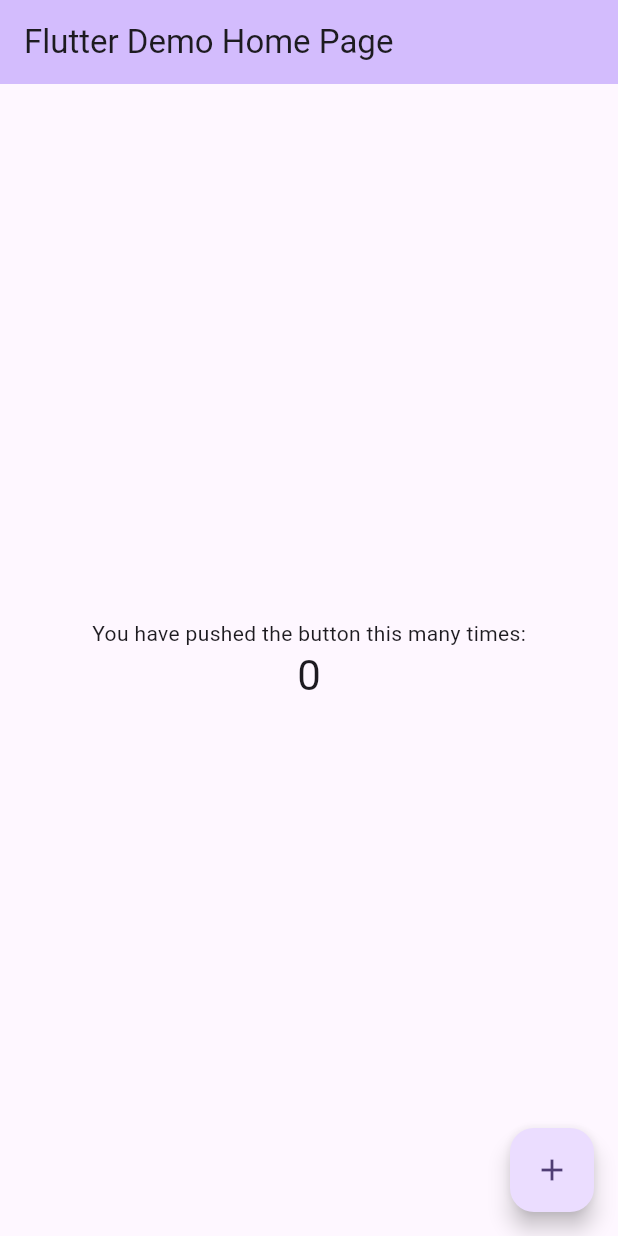
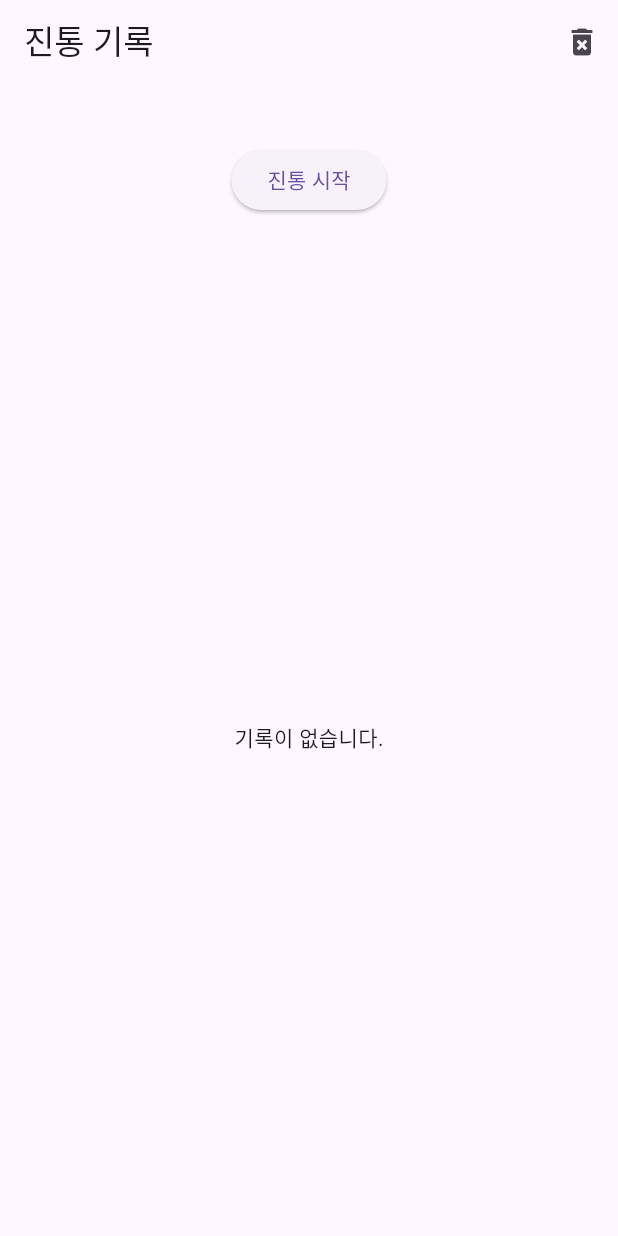
Before and after one commit to somarok/babyComeToMe, a Flutter app: the screen it shows after launch, on a phone screen of 412 x 824 dp. Run offline on Flutter 3.47's test engine with Material 3 defaults, Android fonts, the phone set to English and light mode, and no system bars; our stand-ins replace flutter_riverpod.

Commit message:
feat: 패키지명 변경, 진통 기록 타이머 구현 - 진통 시간, 휴식 시간, 총 소요 시간 표시 -

```diff
--- /dev/null
+++ b/lib/domain/entities/contraction_session.dart
@@ -0,0 +1,31 @@
+// lib/domain/entities/contraction_session.dart
+
+class ContractionSession {
+  final DateTime contractionStart;
+  final DateTime contractionEnd;
+  final DateTime? nextContractionStart; // 이 회차의 휴식 종료 = 다음 회차 진통 시작
+
+  ContractionSession({
+    required this.contractionStart,
+    required this.contractionEnd,
+    this.nextContractionStart,
+  });
+
+  Duration get contractionDuration =>
+      contractionEnd.difference(contractionStart);
+
+  Duration? get restDuration =>
+      nextContractionStart?.difference(contractionEnd);
+
+  @override
+  String toString() {
+    return 'ContractionSession(start: $contractionStart, end: $contractionEnd, nextStart: $nextContractionStart)';
+  }
+}
+
+extension ContractionSessionExtension on ContractionSession {
+  Duration? get totalDuration {
+    if (nextContractionStart == null) return null;
+    return nextContractionStart!.difference(contractionStart);
+  }
+}
--- a/lib/main.dart
+++ b/lib/main.dart
@@ -1,7 +1,9 @@
+import 'package:baby_come_to_me/ui/tracking/tracking_screen.dart';
 import 'package:flutter/material.dart';
+import 'package:flutter_riverpod/flutter_riverpod.dart';
 
 void main() {
-  runApp(const MyApp());
+  runApp(const ProviderScope(child: MyApp()));
 }
 
 class MyApp extends StatelessWidget {
@@ -12,26 +14,7 @@ class MyApp extends StatelessWidget {
   Widget build(BuildContext context) {
     return MaterialApp(
       title: 'Flutter Demo',
-      theme: ThemeData(
-        // This is the theme of your application.
-        //
-        // TRY THIS: Try running your application with "flutter run". You'll see
-        // the application has a purple toolbar. Then, without quitting the app,
-        // try changing the seedColor in the colorScheme below to Colors.green
-        // and then invoke "hot reload" (save your changes or press the "hot
-        // reload" button in a Flutter-supported IDE, or press "r" if you used
-        // the command line to start the app).
-        //
-        // Notice that the counter didn't reset back to zero; the application
-        // state is not lost during the reload. To reset the state, use hot
-        // restart instead.
-        //
-        // This works for code too, not just values: Most code changes can be
-        // tested with just a hot reload.
-        colorScheme: ColorScheme.fromSeed(seedColor: Colors.deepPurple),
-        useMaterial3: true,
-      ),
-      home: const MyHomePage(title: 'Flutter Demo Home Page'),
+      home: const TrackingScreen(),
     );
   }
 }
--- /dev/null
+++ b/lib/ui/tracking/tracking_provider.dart
@@ -0,0 +1,26 @@
+import 'dart:async';
+
+import 'package:flutter_riverpod/flutter_riverpod.dart';
+
+import 'tracking_viewmodel.dart';
+
+final trackingViewModelProvider =
+    StateNotifierProvider<TrackingViewModel, TrackingState>(
+  (ref) => TrackingViewModel(),
+);
+
+/// 진통/휴식 상태의 실시간 경과 시간 Provider
+final elapsedTimeProvider = StreamProvider<Duration?>((ref) async* {
+  while (true) {
+    await Future.delayed(const Duration(seconds: 1));
+
+    final state = ref.read(trackingViewModelProvider);
+    final startTime = state.tempStartTime;
+
+    if (startTime == null || state.phase == TrackingPhase.idle) {
+      yield null;
+    } else {
+      yield DateTime.now().difference(startTime);
+    }
+  }
+});
--- /dev/null
+++ b/lib/ui/tracking/tracking_screen.dart
@@ -0,0 +1,124 @@
+import 'package:baby_come_to_me/ui/tracking/tracking_provider.dart';
+import 'package:flutter/material.dart';
+import 'package:flutter_riverpod/flutter_riverpod.dart';
+
+import '../../domain/entities/contraction_session.dart';
+import 'tracking_viewmodel.dart';
+
+class TrackingScreen extends ConsumerWidget {
+  const TrackingScreen({super.key});
+
+  @override
+  Widget build(BuildContext context, WidgetRef ref) {
+    final state = ref.watch(trackingViewModelProvider);
+    final viewModel = ref.read(trackingViewModelProvider.notifier);
+
+    final isContracting = state.phase == TrackingPhase.contracting;
+    final isResting = state.phase == TrackingPhase.resting;
+    final isIdle = state.phase == TrackingPhase.idle;
+    final elapsed = ref.watch(elapsedTimeProvider).value;
+    final sessions = state.sessions.reversed.toList();
+
+    return Scaffold(
+      appBar: AppBar(
+        title: const Text('진통 기록'),
+        actions: [
+          IconButton(
+            onPressed: viewModel.reset,
+            icon: const Icon(Icons.delete_forever),
+            tooltip: '전체 초기화',
+          ),
+        ],
+      ),
+      body: Padding(
+        padding: const EdgeInsets.all(16),
+        child: Column(
+          children: [
+            const SizedBox(height: 24),
+            if (isContracting || isResting)
+              Padding(
+                padding: const EdgeInsets.only(bottom: 16.0),
+                child: _buildLiveTimer(state, elapsed),
+              ),
+            ElevatedButton(
+              onPressed: viewModel.toggle,
+              child: Text(
+                isIdle
+                    ? '진통 시작'
+                    : isContracting
+                        ? '진통 멈춤'
+                        : '다음 진통 시작',
+              ),
+            ),
+            const SizedBox(height: 32),
+            Expanded(
+              child: sessions.isEmpty
+                  ? const Center(child: Text('기록이 없습니다.'))
+                  : ListView.builder(
+                      itemCount: sessions.length,
+                      itemBuilder: (context, index) {
+                        final session = sessions[index];
+                        return _buildSessionCard(
+                            session, sessions.length - index);
+                      },
+                    ),
+            ),
+          ],
+        ),
+      ),
+    );
+  }
+
+  Widget _buildLiveTimer(TrackingState state, Duration? elapsed) {
+    if (elapsed == null) return const SizedBox.shrink();
+
+    final isContracting = state.phase == TrackingPhase.contracting;
+    return Text(
+      isContracting
+          ? '진통 중: ${_formatDuration(elapsed)}'
+          : '휴식 중: ${_formatDuration(elapsed)}',
+      style: const TextStyle(fontSize: 18, fontWeight: FontWeight.bold),
+    );
+  }
+
+  Widget _buildSessionCard(ContractionSession session, int index) {
+    final contraction = _formatDuration(session.contractionDuration);
+    final rest = session.restDuration != null
+        ? _formatDuration(session.restDuration!)
+        : '-';
+    final total = session.totalDuration != null
+        ? _formatDuration(session.totalDuration!)
+        : '-';
+
+    return Card(
+      margin: const EdgeInsets.symmetric(vertical: 8),
+      child: ListTile(
+        title: Text('$index회차'),
+        subtitle: Column(
+          crossAxisAlignment: CrossAxisAlignment.start,
+          children: [
+            Text(
+              '진통: ${_formatTime(session.contractionStart)} ~ ${_formatTime(session.contractionEnd)} ($contraction)',
+            ),
+            Text('휴식: $rest'),
+            Text('총 $total'),
+          ],
+        ),
+      ),
+    );
+  }
+
+  String _formatTime(DateTime time) {
+    return '${time.hour.toString().padLeft(2, '0')}:${time.minute.toString().padLeft(2, '0')}';
+  }
+
+  String _formatDuration(Duration duration) {
+    final minutes = duration.inMinutes;
+    final seconds = duration.inSeconds % 60;
+    if (minutes > 0) {
+      return '$minutes분 ${seconds.toString().padLeft(2, '0')}초';
+    } else {
+      return '${seconds.toString()}초';
+    }
+  }
+}
--- /dev/null
+++ b/lib/ui/tracking/tracking_viewmodel.dart
@@ -0,0 +1,90 @@
+import 'package:flutter_riverpod/flutter_riverpod.dart';
+
+import '../../domain/entities/contraction_session.dart';
+
+enum TrackingPhase {
+  idle, // 아무 것도 안 하는 상태
+  contracting, // 진통 중
+  resting, // 진통 종료 후 휴식 중
+}
+
+class TrackingState {
+  final TrackingPhase phase;
+  final DateTime? tempStartTime;
+  final List<ContractionSession> sessions;
+
+  const TrackingState({
+    this.phase = TrackingPhase.idle,
+    this.tempStartTime,
+    this.sessions = const [],
+  });
+
+  TrackingState copyWith({
+    TrackingPhase? phase,
+    DateTime? tempStartTime,
+    List<ContractionSession>? sessions,
+  }) {
+    return TrackingState(
+      phase: phase ?? this.phase,
+      tempStartTime: tempStartTime ?? this.tempStartTime,
+      sessions: sessions ?? this.sessions,
+    );
+  }
+}
+
+class TrackingViewModel extends StateNotifier<TrackingState> {
+  TrackingViewModel() : super(const TrackingState());
+
+  void toggle() {
+    final now = DateTime.now();
+
+    switch (state.phase) {
+      case TrackingPhase.idle:
+        // 진통 시작
+        state = state.copyWith(
+          phase: TrackingPhase.contracting,
+          tempStartTime: now,
+        );
+        break;
+
+      case TrackingPhase.contracting:
+        // 진통 종료 → 휴식 시작
+        final start = state.tempStartTime;
+        if (start != null) {
+          final newSession = ContractionSession(
+            contractionStart: start,
+            contractionEnd: now,
+          );
+          state = state.copyWith(
+            phase: TrackingPhase.resting,
+            tempStartTime: now, // now가 곧 rest 시작 시점
+            sessions: [...state.sessions, newSession],
+          );
+        }
+        break;
+
+      case TrackingPhase.resting:
+        // 휴식 종료 → 다음 진통 시작 (이전 session에 nextContractionStart 저장 필요)
+        final previous = state.sessions.last;
+        final updated = state.sessions.sublist(0, state.sessions.length - 1)
+          ..add(
+            ContractionSession(
+              contractionStart: previous.contractionStart,
+              contractionEnd: previous.contractionEnd,
+              nextContractionStart: now,
+            ),
+          );
+
+        state = state.copyWith(
+          phase: TrackingPhase.contracting,
+          tempStartTime: now,
+          sessions: updated,
+        );
+        break;
+    }
+  }
+
+  void reset() {
+    state = const TrackingState();
+  }
+}
--- a/pubspec.yaml
+++ b/pubspec.yaml
@@ -1,4 +1,4 @@
-name: oh_my_baby
+name: baby_come_to_me
 description: "진통 기록 앱"
 # The following line prevents the package from being accidentally published to
 # pub.dev using `flutter pub publish`. This is preferred for private packages.
@@ -34,6 +34,8 @@ dependencies:
   # The following adds the Cupertino Icons font to your application.
   # Use with the CupertinoIcons class for iOS style icons.
   cupertino_icons: ^1.0.8
+  flutter_riverpod: ^2.5.1
+  change_app_package_name: ^1.1.0
 
 dev_dependencies:
   flutter_test:
```
Also changed, not shown: lib/app/theme.dart (added), pubspec.lock, 12 other files.
